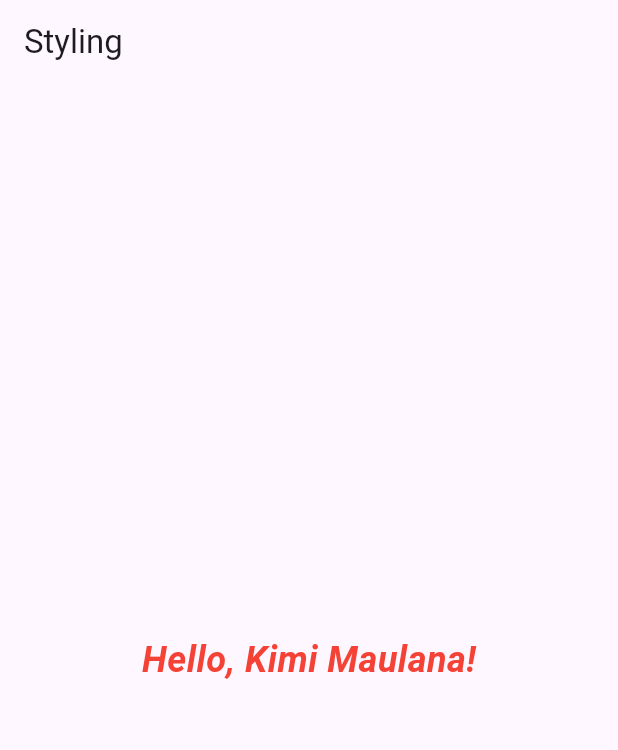
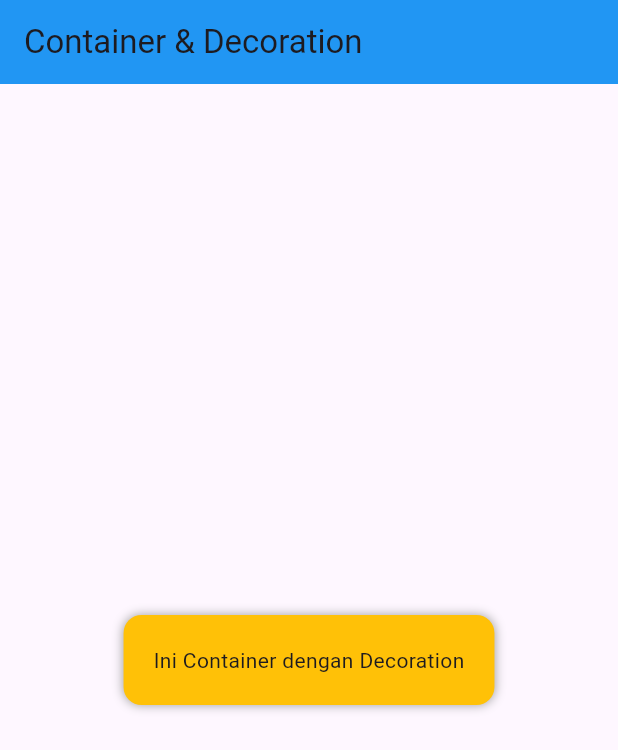
Before and after one commit to OrewaKimi/Flutter_Styling_Widget, a Flutter app: the screen it shows after launch, on a phone screen of 412 x 824 dp. Shown: the top 750 px of the screen. Run offline on Flutter 3.47's test engine with Material 3 defaults, Android fonts, the phone set to English and light mode, and no system bars.

Commit message:
styling Containner & Decoration

```diff
--- a/lib/main.dart
+++ b/lib/main.dart
@@ -12,20 +12,22 @@ class MyApp extends StatelessWidget {
   Widget build(BuildContext context) {
     return MaterialApp(
       debugShowCheckedModeBanner: false,
-      title: 'Styling Text App',
+      title: 'Container Decoration Demo',
       home: Scaffold(
         appBar: AppBar(
-          title: const Text('Styling'),
+          title: const Text('Container & Decoration'),
+          backgroundColor: Colors.blue,
         ),
-        body: const Center(
-          child: Text(
-            'Hello, Kimi Maulana!',
-            style: TextStyle(
-              fontSize: 24,
-              fontWeight: FontWeight.bold,
-              color: Colors.red,
-              fontStyle: FontStyle.italic,
+        body: Center(
+          child: Container(
+            margin: const EdgeInsets.all(20),
+            padding: const EdgeInsets.all(20),
+            decoration: BoxDecoration(
+              color: Colors.amber,
+              borderRadius: BorderRadius.circular(12),
+              boxShadow: const [BoxShadow(color: Colors.grey, blurRadius: 5)],
             ),
+            child: const Text('Ini Container dengan Decoration'),
           ),
         ),
       ),
```
